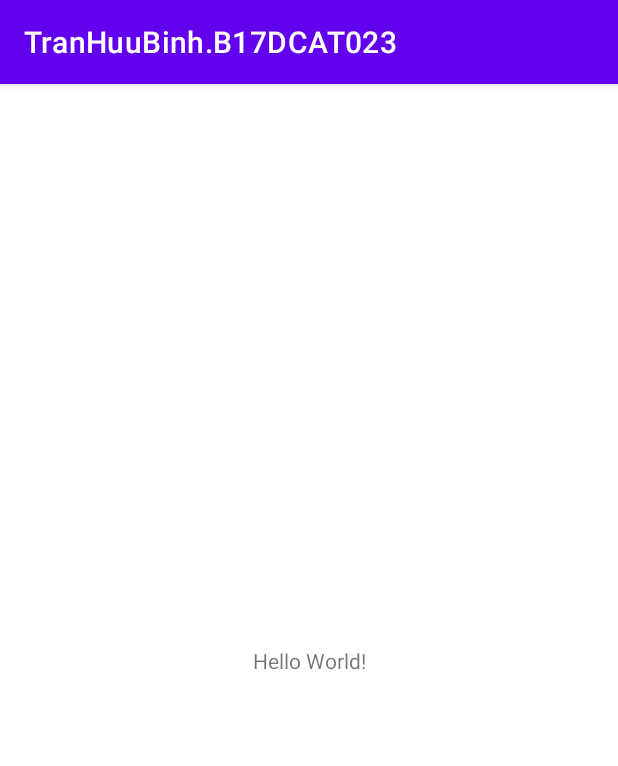
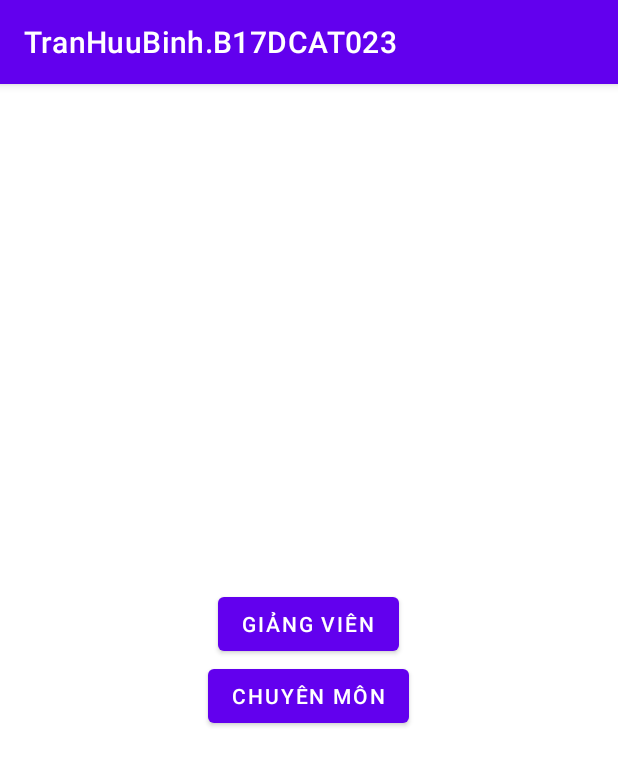
Before and after one commit to binhtranhuu/quan-ly-giang-vien-luu-shared-preferences, an Android app: the screen it shows after launch (MainActivity), on a phone screen of 412 x 824 dp. Shown: the top 766 px of the screen. Run offline under Robolectric (Android 15) with nearby library versions, the phone set to English and light mode, and no system bars.

Commit message:
2. Thiết kế giao diện trang chủ

```diff
--- a/app/src/main/AndroidManifest.xml
+++ b/app/src/main/AndroidManifest.xml
@@ -9,6 +9,10 @@
         android:roundIcon="@mipmap/ic_launcher_round"
         android:supportsRtl="true"
         android:theme="@style/Theme.TranHuuBinhB17DCAT023">
+        <activity android:name=".ManAddChuyenMon"></activity>
+        <activity android:name=".ManAddGiangVien" />
+        <activity android:name=".ManChuyenMon" />
+        <activity android:name=".ManGiangVien" />
         <activity android:name=".MainActivity">
             <intent-filter>
                 <action android:name="android.intent.action.MAIN" />
--- a/app/src/main/java/com/example/tranhuubinhb17dcat023/MainActivity.java
+++ b/app/src/main/java/com/example/tranhuubinhb17dcat023/MainActivity.java
@@ -2,13 +2,37 @@ package com.example.tranhuubinhb17dcat023;
 
 import androidx.appcompat.app.AppCompatActivity;
 
+import android.content.Intent;
 import android.os.Bundle;
+import android.view.View;
+import android.widget.Button;
 
 public class MainActivity extends AppCompatActivity {
+
+    Button btnGiangVien, btnChuyenMon;
 
     @Override
     protected void onCreate(Bundle savedInstanceState) {
         super.onCreate(savedInstanceState);
         setContentView(R.layout.activity_main);
+
+        btnGiangVien = findViewById(R.id.btnGiangVien);
+        btnChuyenMon = findViewById(R.id.btnChuyenMon);
+
+        btnGiangVien.setOnClickListener(new View.OnClickListener() {
+            @Override
+            public void onClick(View v) {
+                Intent intent = new Intent(MainActivity.this, ManGiangVien.class);
+                startActivity(intent);
+            }
+        });
+
+        btnChuyenMon.setOnClickListener(new View.OnClickListener() {
+            @Override
+            public void onClick(View v) {
+                Intent intent = new Intent(MainActivity.this, ManChuyenMon.class);
+                startActivity(intent);
+            }
+        });
     }
 }
--- a/app/src/main/res/layout/activity_main.xml
+++ b/app/src/main/res/layout/activity_main.xml
@@ -1,18 +1,27 @@
 <?xml version="1.0" encoding="utf-8"?>
-<androidx.constraintlayout.widget.ConstraintLayout xmlns:android="http://schemas.android.com/apk/res/android"
+<LinearLayout xmlns:android="http://schemas.android.com/apk/res/android"
     xmlns:app="http://schemas.android.com/apk/res-auto"
     xmlns:tools="http://schemas.android.com/tools"
     android:layout_width="match_parent"
     android:layout_height="match_parent"
+    android:layout_gravity="center"
+    android:gravity="center"
+    android:orientation="vertical"
     tools:context=".MainActivity">
 
-    <TextView
+    <Button
+        android:id="@+id/btnGiangVien"
         android:layout_width="wrap_content"
         android:layout_height="wrap_content"
-        android:text="Hello World!"
-        app:layout_constraintBottom_toBottomOf="parent"
-        app:layout_constraintLeft_toLeftOf="parent"
-        app:layout_constraintRight_toRightOf="parent"
-        app:layout_constraintTop_toTopOf="parent" />
+        android:layout_gravity="center"
+        android:text="Giảng viên" />
 
-</androidx.constraintlayout.widget.ConstraintLayout>
+    <Button
+        android:id="@+id/btnChuyenMon"
+        android:layout_width="wrap_content"
+        android:layout_height="wrap_content"
+        android:layout_gravity="center"
+        android:text="Chuyên môn" />
+
+
+</LinearLayout>
```
Also changed, not shown: app/src/main/java/com/example/tranhuubinhb17dcat023/ManAddChuyenMon.java (added, +14 -0 lines), app/src/main/java/com/example/tranhuubinhb17dcat023/ManAddGiangVien.java (added, +14 -0 lines), app/src/main/java/com/example/tranhuubinhb17dcat023/ManChuyenMon.java (added, +14 -0 lines), app/src/main/java/com/example/tranhuubinhb17dcat023/ManGiangVien.java (added, +14 -0 lines), app/src/main/res/layout/activity_man_add_chuyen_mon.xml (added, +9 -0 lines), app/src/main/res/layout/activity_man_add_giang_vien.xml (added, +9 -0 lines), app/src/main/res/layout/activity_man_chuyen_mon.xml (added, +9 -0 lines), app/src/main/res/layout/activity_man_giang_vien.xml (added, +9 -0 lines).
